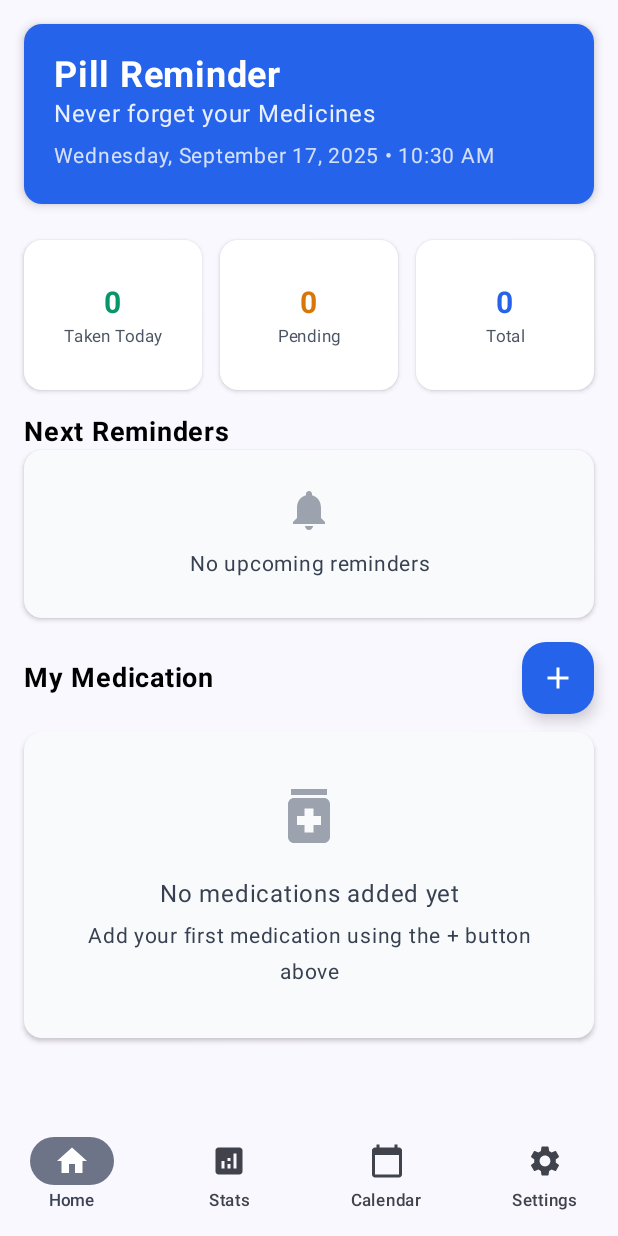
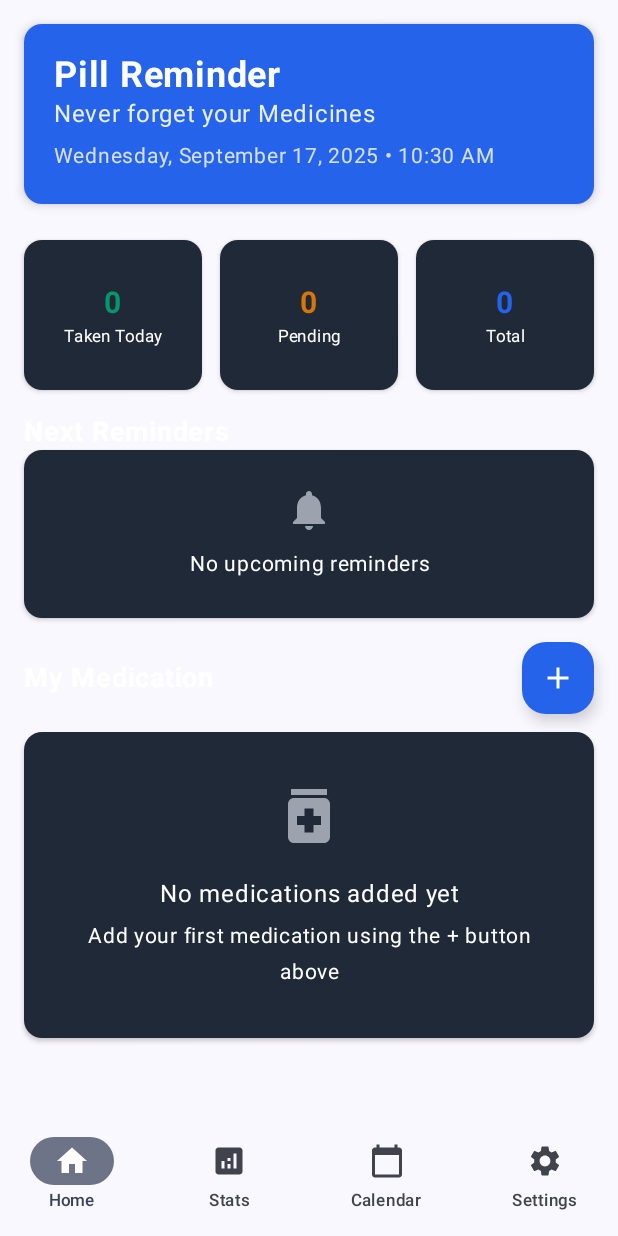
Before and after one commit to wahidsuman/Pill-, an Android app built with Jetpack Compose: the screen it shows after launch (MainActivity), on a phone screen of 412 x 824 dp. Run offline under Robolectric (Android 15) with nearby library versions, the phone set to English and light mode, and no system bars; our stand-ins replace Dagger/Hilt's generated code, Room's generated code.

Commit message:
Fix app crash, text cutoff, and contrast issues for dark theme
- Fixed app crash when adding new medicine by properly formatting nextDose field
- Fixed text cutoff in stat boxes by increasing height and adjusting font sizes
- Fixed contrast issues by changing text colors to white for dark background
- Updated card backgrounds to Gray800 for better visibility on dark theme
- Improved text visibility for all subheadings and empty states

```diff
--- a/app/src/main/java/com/pilltracker/app/ui/screens/HomeScreen.kt
+++ b/app/src/main/java/com/pilltracker/app/ui/screens/HomeScreen.kt
@@ -147,7 +147,7 @@ fun StatBox(
 ) {
     Card(
         modifier = modifier.height(100.dp),
-        colors = CardDefaults.cardColors(containerColor = Color.White),
+        colors = CardDefaults.cardColors(containerColor = Gray800),
         elevation = CardDefaults.cardElevation(defaultElevation = 2.dp)
     ) {
         Column(
@@ -167,7 +167,7 @@ fun StatBox(
             Text(
                 text = title,
                 fontSize = 11.sp,
-                color = Gray600,
+                color = Color.White,
                 textAlign = TextAlign.Center,
                 maxLines = 2,
                 lineHeight = 12.sp
@@ -195,7 +195,7 @@ fun NextRemindersSection(
                 text = "Next Reminders",
                 fontSize = 18.sp,
                 fontWeight = FontWeight.Bold,
-                color = Color.Black
+                color = Color.White
             )
             if (pills.filter { !it.taken }.size > 3) {
                 TextButton(onClick = { /* Navigate to see all reminders */ }) {
@@ -211,7 +211,7 @@ fun NextRemindersSection(
         if (upcomingPills.isEmpty()) {
             Card(
                 modifier = Modifier.fillMaxWidth(),
-                colors = CardDefaults.cardColors(containerColor = Gray50),
+                colors = CardDefaults.cardColors(containerColor = Gray800),
                 elevation = CardDefaults.cardElevation(defaultElevation = 2.dp)
             ) {
                 Column(
@@ -230,7 +230,7 @@ fun NextRemindersSection(
                     Text(
                         text = "No upcoming reminders",
                         fontSize = 14.sp,
-                        color = Gray700,
+                        color = Color.White,
                         textAlign = TextAlign.Center
                     )
                 }
@@ -251,7 +251,7 @@ fun NextRemindersSection(
 fun SimpleReminderCard(pill: Pill) {
     Card(
         modifier = Modifier.fillMaxWidth(),
-        colors = CardDefaults.cardColors(containerColor = Color.White),
+        colors = CardDefaults.cardColors(containerColor = Gray800),
         elevation = CardDefaults.cardElevation(defaultElevation = 2.dp)
     ) {
         Row(
@@ -264,7 +264,7 @@ fun SimpleReminderCard(pill: Pill) {
                 text = pill.name,
                 fontSize = 16.sp,
                 fontWeight = FontWeight.Medium,
-                color = Gray800,
+                color = Color.White,
                 modifier = Modifier.weight(1f)
             )
             Text(
@@ -295,7 +295,7 @@ fun MyMedicationSection(
                 text = "My Medication",
                 fontSize = 18.sp,
                 fontWeight = FontWeight.Bold,
-                color = Color.Black
+                color = Color.White
             )
 
             FloatingActionButton(
@@ -317,7 +317,7 @@ fun MyMedicationSection(
         if (pills.isEmpty()) {
             Card(
                 modifier = Modifier.fillMaxWidth(),
-                colors = CardDefaults.cardColors(containerColor = Gray50),
+                colors = CardDefaults.cardColors(containerColor = Gray800),
                 elevation = CardDefaults.cardElevation(defaultElevation = 2.dp)
             ) {
                 Column(
@@ -336,13 +336,13 @@ fun MyMedicationSection(
                     Text(
                         text = "No medications added yet",
                         fontSize = 16.sp,
-                        color = Gray700,
+                        color = Color.White,
                         textAlign = TextAlign.Center
                     )
                     Text(
                         text = "Add your first medication using the + button above",
                         fontSize = 14.sp,
-                        color = Gray700,
+                        color = Color.White,
                         textAlign = TextAlign.Center,
                         modifier = Modifier.padding(top = 4.dp)
                     )
```
